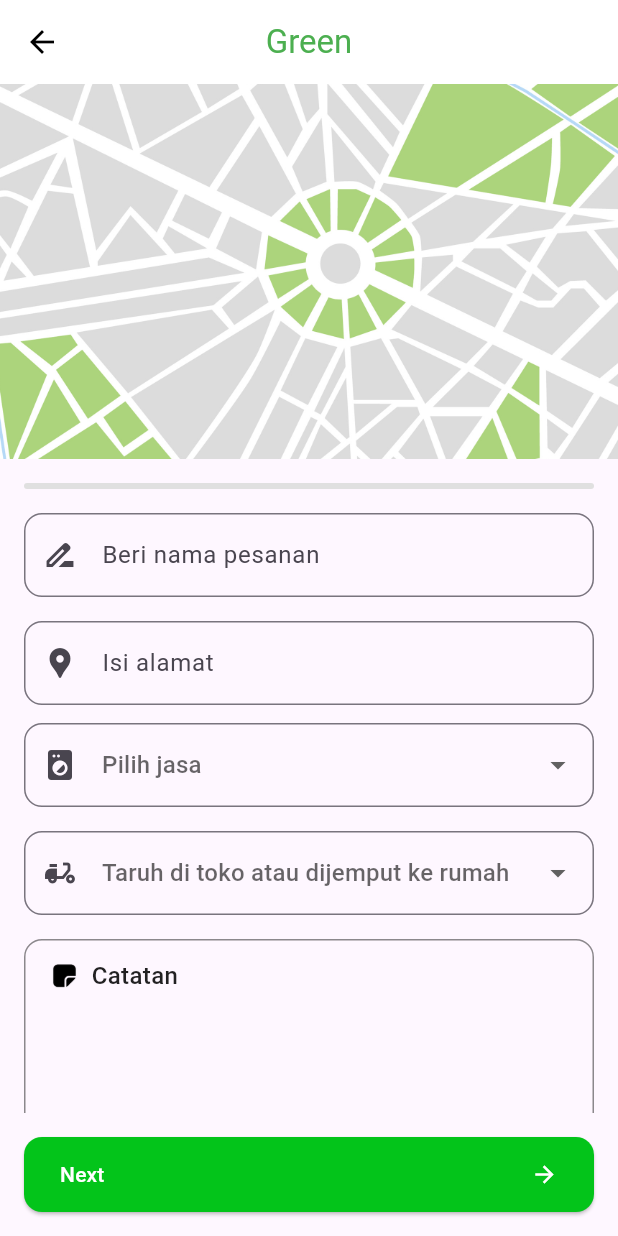
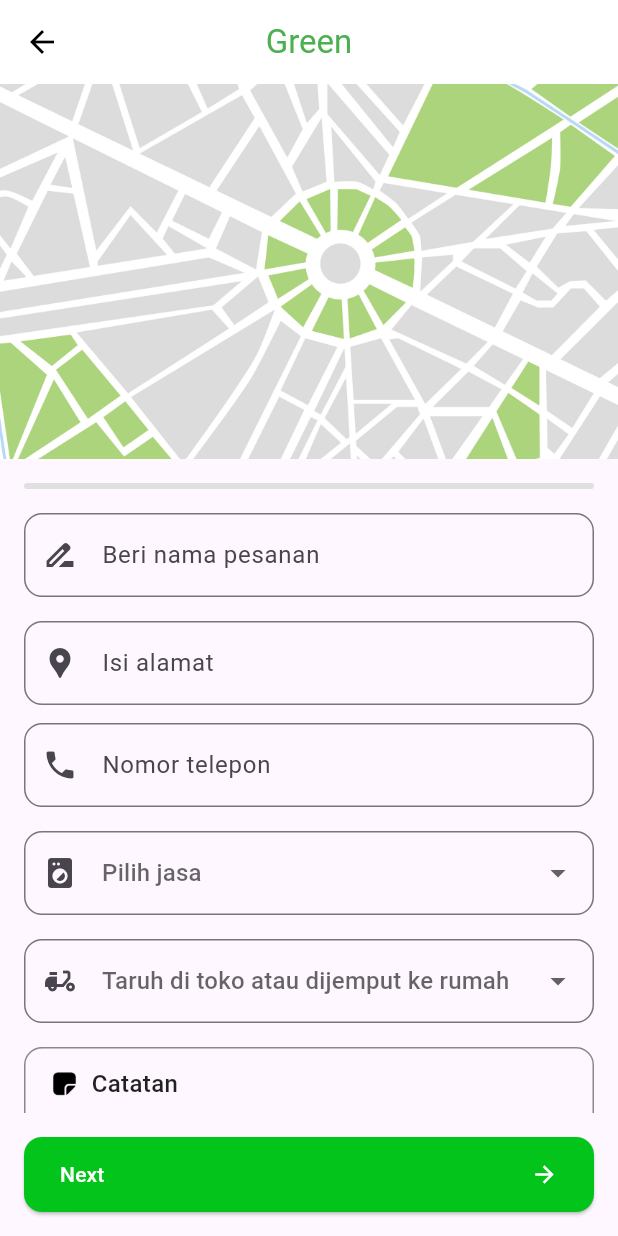
Before and after one commit to Argonaut-ss/Green, a Flutter app: the AddPesanan screen opened by its route, on a phone screen of 412 x 824 dp. Run offline on Flutter 3.47's test engine with Material 3 defaults, Android fonts, the phone set to English and light mode, and no system bars; our stand-ins replace cloud_firestore, firebase_auth, firebase_core, flutter_map, geocoding, google_sign_in and 2 more; missing offline and left inert: flutter_map_cancellable_tile_provider; accounts and stored records are empty.

Commit message:
fix add pesanan

```diff
--- a/green_app/lib/Pages/add_pesanan.dart
+++ b/green_app/lib/Pages/add_pesanan.dart
@@ -20,11 +20,13 @@ class AddPesanan extends StatefulWidget {
 class _AddPesananState extends State<AddPesanan> {
 
   final TextEditingController _nameController = TextEditingController();
+  final TextEditingController _phoneController = TextEditingController();
   final TextEditingController _addressController = TextEditingController();
   final TextEditingController _noteController = TextEditingController();
   final AddPesananAPI _pesananController = AddPesananAPI ();
 
   String namaPesanan = '';
+  String phone = '';
   String alamat = '';
   String jasa = '';
   String deliv = '';
@@ -120,6 +122,21 @@ class _AddPesananState extends State<AddPesanan> {
                   ),
                 ),
                 const SizedBox(height: 12),
+                TextField(
+                  controller: _phoneController,
+                  decoration: InputDecoration(
+                    prefixIcon: Icon(Icons.phone),
+                    hintText: 'Nomor telepon',
+                    border: OutlineInputBorder(
+                      borderRadius: BorderRadius.circular(12),
+                      borderSide: const BorderSide(
+                        color: Colors.black45,
+                        width: 1,
+                      ),
+                    ),
+                  ),
+                ),
+                SizedBox(height: 16),
                 DropdownButtonFormField<String>(
                   isExpanded: true,
                   value: _selectedService,
@@ -233,6 +250,7 @@ class _AddPesananState extends State<AddPesanan> {
                     final result = await _pesananController.addPesananAPI(
                       namaPesanan: _nameController.text,
                       alamat: _addressController.text,
+                      phone: _phoneController.text,
                       jasa: _selectedService ?? '',
                       deliv: _selectedPickup ?? '',
                       catatan: _noteController.text,
--- a/green_app/lib/controller.dart
+++ b/green_app/lib/controller.dart
@@ -114,6 +114,7 @@ class AddPesananAPI {
   Future<String?> addPesananAPI({
     required String namaPesanan,
     required String alamat,
+    required String phone,
     required String jasa,
     required String deliv,
     required String catatan,
@@ -128,6 +129,7 @@ class AddPesananAPI {
           'createdAt': FieldValue.serverTimestamp(),
           'namaPesanan': namaPesanan,
           'alamat': alamat,
+          'telepon': phone,
           'jasa': jasa,
           'deliv': deliv,
           'catatan': catatan,
```
